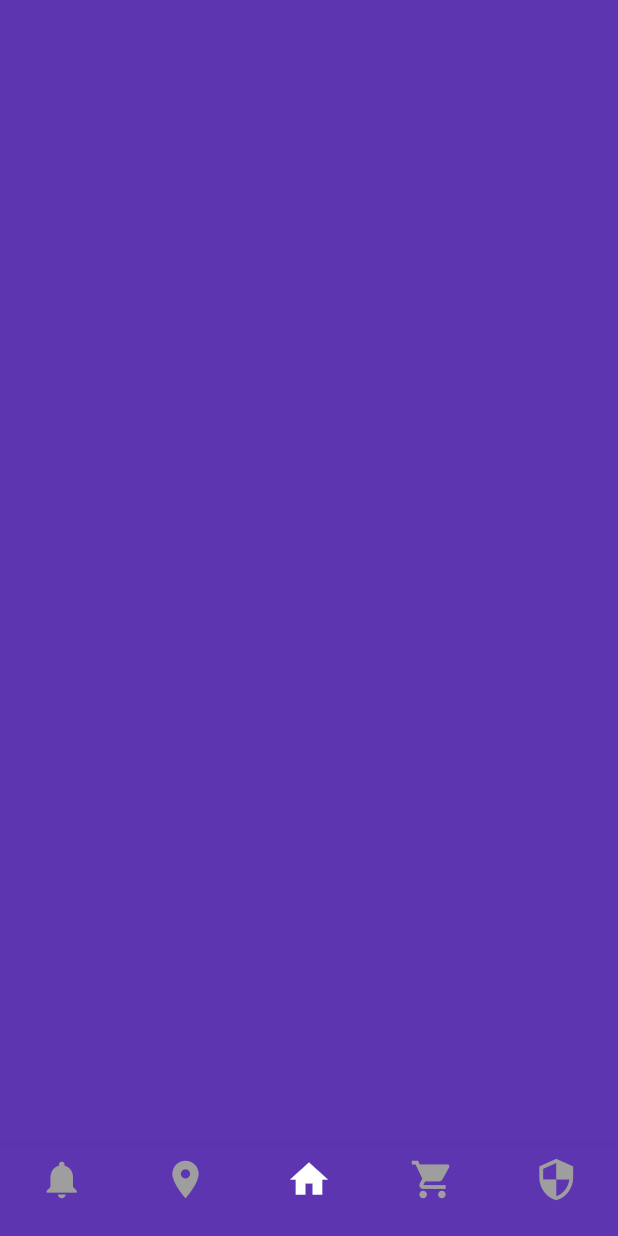
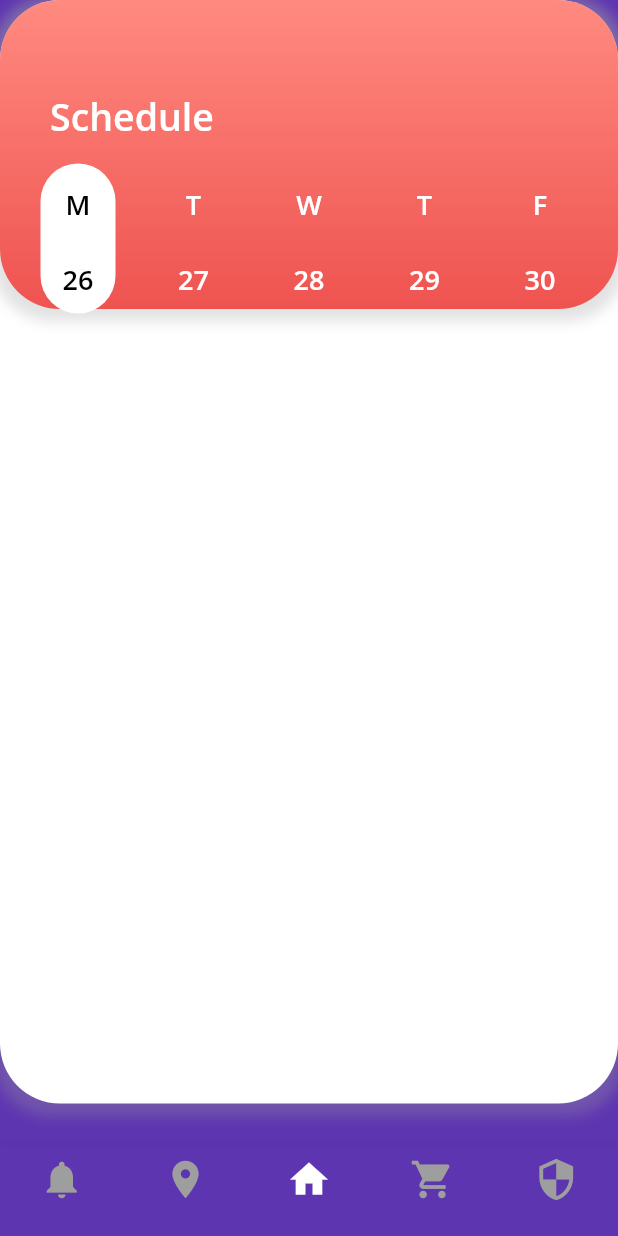
Before and after one commit to JUNIORCO/Event-App, a Flutter app: the screen it shows after launch, on a phone screen of 412 x 824 dp. Run offline on Flutter 3.47's test engine with Material 2 defaults, Android fonts, the phone set to English and light mode, and no system bars.

Commit message:
Schedule Dates

```diff
--- a/lib/models/activity.dart
+++ b/lib/models/activity.dart
@@ -1,5 +1,3 @@
-import 'dart:html';
-
 import 'package:flutter/material.dart';
 
 class Activity {
--- a/lib/screens/home_screen.dart
+++ b/lib/screens/home_screen.dart
@@ -7,8 +7,117 @@ class HomeScreen extends StatefulWidget {
 }
 
 class _HomeScreenState extends State<HomeScreen> {
+  int _selectedIndex = 0;
+  List<String> _day = [
+    'M\n\n26',
+    'T\n\n27',
+    'W\n\n28',
+    'T\n\n29',
+    'F\n\n30',
+  ];
+
+  Widget _buildSchedule(int index) {
+    return GestureDetector(
+      onTap: () {
+        setState(() {
+          _selectedIndex = index;
+        });
+      },
+      child: Container(
+        height: 100,
+        width: 50,
+        decoration: BoxDecoration(
+          borderRadius: BorderRadius.circular(30.0),
+          color: _selectedIndex == index ? Colors.white : Colors.transparent,
+        ),
+        child: Padding(
+          padding: EdgeInsets.only(top: 15.0),
+          child: Text(
+            _day[index],
+            textAlign: TextAlign.center,
+            style: TextStyle(
+              fontSize: 18.0,
+              fontWeight: FontWeight.w600,
+              color: _selectedIndex == index ? Colors.black : Colors.white,
+              fontFamily: 'Open Sans',
+            ),
+          ),
+        ),
+      ),
+    );
+  }
+
   @override
   Widget build(BuildContext context) {
-    return Scaffold();
+    return Scaffold(
+      body: Stack(
+        children: <Widget>[
+          Container(
+            height: MediaQuery.of(context).size.height / 1.12,
+            width: MediaQuery.of(context).size.width,
+            decoration: BoxDecoration(
+              borderRadius: BorderRadius.circular(40.0),
+              color: Colors.white,
+              boxShadow: [
+                BoxShadow(
+                  color: Colors.grey.withOpacity(0.3),
+                  spreadRadius: 5,
+                  offset: Offset(0, 3),
+                  blurRadius: 7.0,
+                ),
+              ],
+            ),
+          ),
+          Container(
+            height: MediaQuery.of(context).size.height / 4,
+            width: MediaQuery.of(context).size.width,
+            decoration: BoxDecoration(
+              borderRadius: BorderRadius.circular(40.0),
+              gradient: LinearGradient(
+                begin: Alignment.topCenter,
+                end: Alignment.bottomCenter,
+                colors: [Colors.redAccent[100], Colors.red[400]],
+              ),
+              color: Colors.red,
+              boxShadow: [
+                BoxShadow(
+                  color: Colors.grey.withOpacity(0.3),
+                  spreadRadius: 5,
+                  offset: Offset(0, 3),
+                  blurRadius: 7.0,
+                ),
+              ],
+            ),
+            child: Column(
+              children: <Widget>[
+                Padding(
+                  padding: EdgeInsets.only(
+                      left: 29.0, right: 265.0, top: 60.0, bottom: 15),
+                  child: Text(
+                    'Schedule',
+                    style: TextStyle(
+                      fontSize: 25.0,
+                      fontWeight: FontWeight.w600,
+                      color: Colors.white,
+                      fontFamily: 'Open Sans',
+                    ),
+                  ),
+                ),
+                Row(
+                  mainAxisAlignment: MainAxisAlignment.spaceEvenly,
+                  children: _day
+                      .asMap()
+                      .entries
+                      .map(
+                        (MapEntry map) => _buildSchedule(map.key),
+                      )
+                      .toList(),
+                ),
+              ],
+            ),
+          ),
+        ],
+      ),
+    );
   }
 }
--- a/pubspec.yaml
+++ b/pubspec.yaml
@@ -30,6 +30,7 @@ dependencies:
   cupertino_icons: ^0.1.3
   english_words: ^3.1.5
   font_awesome_flutter: ^8.5.0
+  gradient_bottom_navigation_bar: ^1.0.0+4
 
 dev_dependencies:
   flutter_test:
```
Also changed, not shown: pubspec.lock.
